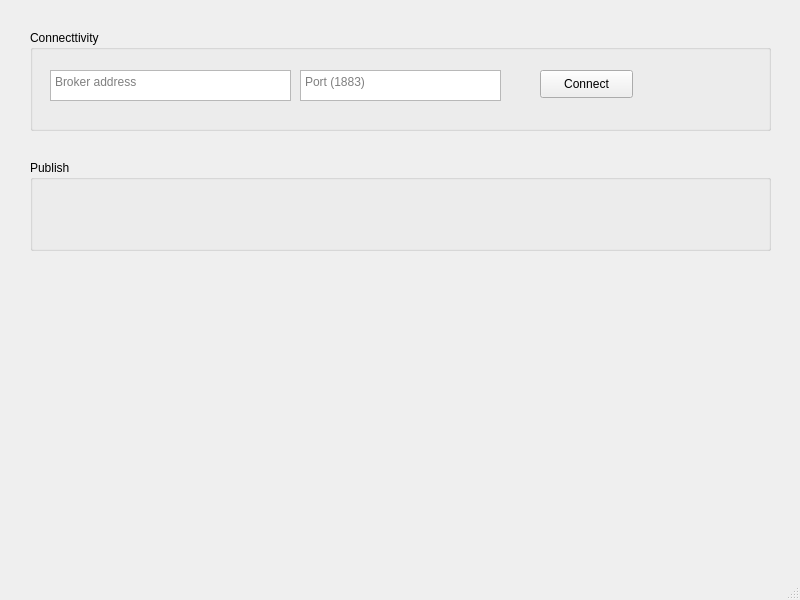
Before: the Qt Designer form mainapp.ui in iqfareez/py-mqttclient-app, drawn with Qt 5.
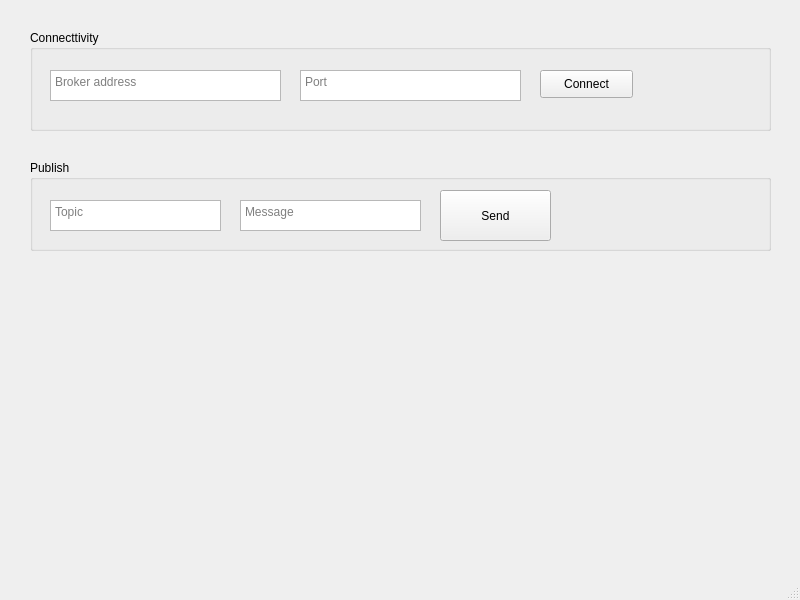
After: the same form once the commit is applied.

Commit message: :fire: MVP. Able to connect and publish message

Diff of the .ui file:
```diff
--- a/mainapp.ui
+++ b/mainapp.ui
@@ -26,32 +26,6 @@
     <property name="title">
      <string>Connecttivity</string>
     </property>
-    <widget class="QPlainTextEdit" name="brokerAddrTextbox">
-     <property name="geometry">
-      <rect>
-       <x>20</x>
-       <y>40</y>
-       <width>241</width>
-       <height>31</height>
-      </rect>
-     </property>
-     <property name="placeholderText">
-      <string>Broker address</string>
-     </property>
-    </widget>
-    <widget class="QPlainTextEdit" name="brokerPortTextbox">
-     <property name="geometry">
-      <rect>
-       <x>270</x>
-       <y>40</y>
-       <width>201</width>
-       <height>31</height>
-      </rect>
-     </property>
-     <property name="placeholderText">
-      <string>Port (1883)</string>
-     </property>
-    </widget>
     <widget class="QPushButton" name="connectButton">
      <property name="geometry">
       <rect>
@@ -65,6 +39,32 @@
       <string>Connect</string>
      </property>
     </widget>
+    <widget class="QTextEdit" name="brokerAddrTextbox">
+     <property name="geometry">
+      <rect>
+       <x>20</x>
+       <y>40</y>
+       <width>231</width>
+       <height>31</height>
+      </rect>
+     </property>
+     <property name="placeholderText">
+      <string>Broker address</string>
+     </property>
+    </widget>
+    <widget class="QTextEdit" name="brokerPortTextbox">
+     <property name="geometry">
+      <rect>
+       <x>270</x>
+       <y>40</y>
+       <width>221</width>
+       <height>31</height>
+      </rect>
+     </property>
+     <property name="placeholderText">
+      <string>Port</string>
+     </property>
+    </widget>
    </widget>
    <widget class="QGroupBox" name="groupBox_2">
     <property name="geometry">
@@ -78,6 +78,45 @@
     <property name="title">
      <string>Publish</string>
     </property>
+    <widget class="QTextEdit" name="topicTextbox">
+     <property name="geometry">
+      <rect>
+       <x>20</x>
+       <y>40</y>
+       <width>171</width>
+       <height>31</height>
+      </rect>
+     </property>
+     <property name="placeholderText">
+      <string>Topic</string>
+     </property>
+    </widget>
+    <widget class="QTextEdit" name="messageTextbox">
+     <property name="geometry">
+      <rect>
+       <x>210</x>
+       <y>40</y>
+       <width>181</width>
+       <height>31</height>
+      </rect>
+     </property>
+     <property name="placeholderText">
+      <string>Message</string>
+     </property>
+    </widget>
+    <widget class="QPushButton" name="sendMessageButton">
+     <property name="geometry">
+      <rect>
+       <x>410</x>
+       <y>30</y>
+       <width>111</width>
+       <height>51</height>
+      </rect>
+     </property>
+     <property name="text">
+      <string>Send</string>
+     </property>
+    </widget>
    </widget>
   </widget>
   <widget class="QMenuBar" name="menubar">
```
The commit also changes 3 other files.
